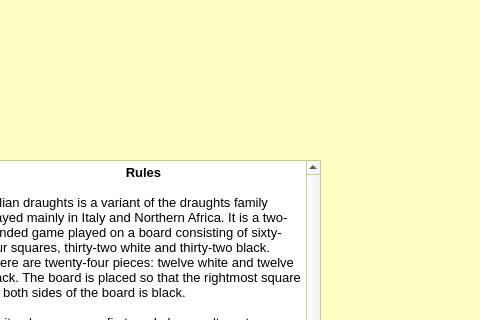
Before: the Qt Designer form start.ui in JuliaNortman/Project, drawn with Qt 5; both pictures show x 170 to 650 and y 0 to 320 of the 650 by 650 pixel window.
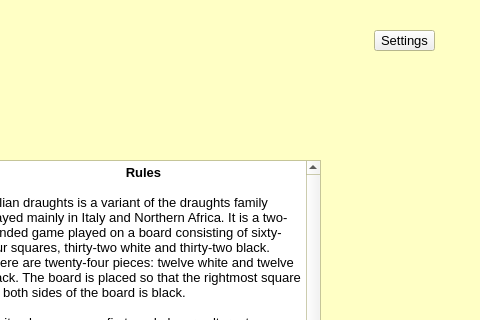
After: the same form once the commit is applied.

Commit message: Add class Settings

What changed in the file:
```diff
--- a/start.ui
+++ b/start.ui
@@ -119,6 +119,19 @@
 &lt;p style=&quot; margin-top:0px; margin-bottom:0px; margin-left:0px; margin-right:0px; -qt-block-indent:0; text-indent:0px;&quot;&gt;&lt;span style=&quot; color:#000000;&quot;&gt;A player wins when he has succeeded in capturing all of his opponent's pieces, or if his opponent resigns, or there are no possible moves left.&lt;/span&gt;&lt;/p&gt;&lt;/body&gt;&lt;/html&gt;</string>
    </property>
   </widget>
+  <widget class="QToolButton" name="toolButton">
+   <property name="geometry">
+    <rect>
+     <x>544</x>
+     <y>30</y>
+     <width>61</width>
+     <height>21</height>
+    </rect>
+   </property>
+   <property name="text">
+    <string>Settings</string>
+   </property>
+  </widget>
  </widget>
  <resources/>
  <connections/>
```
The commit also changes 15 other files.
